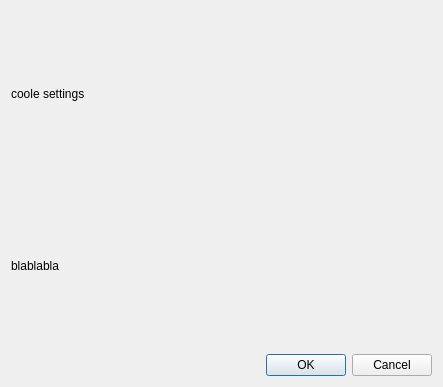
Before: the Qt Designer form gui/Tracker/TrackerSettings.ui in Ulm-IQO/qudi, drawn with Qt 5.
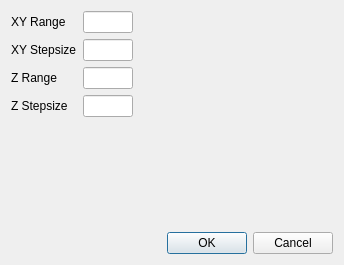
After: the same form once the commit is applied.

Commit message: added a settings menue tothe refocus widget

Patch:
```diff
--- a/gui/Tracker/TrackerSettings.ui
+++ b/gui/Tracker/TrackerSettings.ui
@@ -6,8 +6,8 @@
    <rect>
     <x>0</x>
     <y>0</y>
-    <width>443</width>
-    <height>387</height>
+    <width>344</width>
+    <height>265</height>
    </rect>
   </property>
   <property name="sizePolicy">
@@ -22,23 +22,90 @@
   <layout class="QGridLayout" name="gridLayout_2">
    <item row="0" column="0">
     <layout class="QGridLayout" name="gridLayout">
-     <item row="1" column="0">
-      <widget class="QLabel" name="label">
-       <property name="text">
-        <string>blablabla</string>
-       </property>
-      </widget>
-     </item>
      <item row="0" column="0">
       <widget class="QLabel" name="label_2">
        <property name="text">
-        <string>coole settings</string>
+        <string>XY Range</string>
        </property>
       </widget>
      </item>
+     <item row="1" column="0">
+      <widget class="QLabel" name="label">
+       <property name="text">
+        <string>XY Stepsize</string>
+       </property>
+      </widget>
+     </item>
+     <item row="0" column="1">
+      <widget class="QLineEdit" name="xy_refocusrange_InputWidget">
+       <property name="maximumSize">
+        <size>
+         <width>50</width>
+         <height>16777215</height>
+        </size>
+       </property>
+      </widget>
+     </item>
+     <item row="1" column="1">
+      <widget class="QLineEdit" name="xy_refocusstepsize_InputWidget">
+       <property name="maximumSize">
+        <size>
+         <width>50</width>
+         <height>16777215</height>
+        </size>
+       </property>
+      </widget>
+     </item>
+     <item row="2" column="1">
+      <widget class="QLineEdit" name="z_refocusrange_InputWidget">
+       <property name="maximumSize">
+        <size>
+         <width>50</width>
+         <height>16777215</height>
+        </size>
+       </property>
+      </widget>
+     </item>
+     <item row="3" column="1">
+      <widget class="QLineEdit" name="z_refocusstepsize_InputWidget">
+       <property name="maximumSize">
+        <size>
+         <width>50</width>
+         <height>16777215</height>
+        </size>
+       </property>
+      </widget>
+     </item>
+     <item row="2" column="0">
+      <widget class="QLabel" name="label_3">
+       <property name="text">
+        <string>Z Range</string>
+       </property>
+      </widget>
+     </item>
+     <item row="3" column="0">
+      <widget class="QLabel" name="label_4">
+       <property name="text">
+        <string>Z Stepsize</string>
+       </property>
+      </widget>
+     </item>
+     <item row="2" column="2">
+      <spacer name="horizontalSpacer">
+       <property name="orientation">
+        <enum>Qt::Horizontal</enum>
+       </property>
+       <property name="sizeHint" stdset="0">
+        <size>
+         <width>40</width>
+         <height>20</height>
+        </size>
+       </property>
+      </spacer>
+     </item>
     </layout>
    </item>
-   <item row="1" column="0">
+   <item row="2" column="0">
     <widget class="QDialogButtonBox" name="buttonBox">
      <property name="orientation">
       <enum>Qt::Horizontal</enum>
@@ -48,6 +115,19 @@
      </property>
     </widget>
    </item>
+   <item row="1" column="0">
+    <spacer name="verticalSpacer">
+     <property name="orientation">
+      <enum>Qt::Vertical</enum>
+     </property>
+     <property name="sizeHint" stdset="0">
+      <size>
+       <width>20</width>
+       <height>40</height>
+      </size>
+     </property>
+    </spacer>
+   </item>
   </layout>
  </widget>
  <resources/>
```
Left out of the diff: 8 changed lines with no effect on the pictures. The commit also changes 2 other files.
